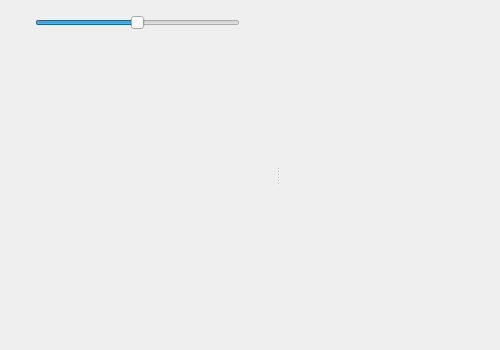
jirik09/Sniffy, file LEO_sniffy/modules/scope/scopewindow.ui: the form before one commit.
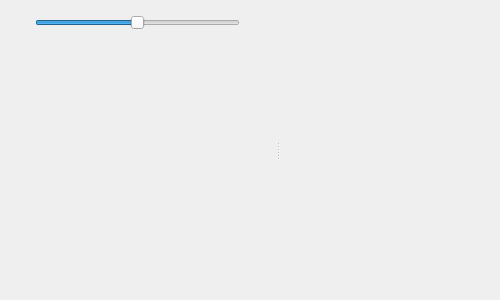
The form after the commit.

Diff of the .ui file:
```diff
--- a/LEO_sniffy/modules/scope/scopewindow.ui
+++ b/LEO_sniffy/modules/scope/scopewindow.ui
@@ -10,13 +10,13 @@
     <x>0</x>
     <y>0</y>
     <width>500</width>
-    <height>350</height>
+    <height>300</height>
    </rect>
   </property>
   <property name="minimumSize">
    <size>
     <width>500</width>
-    <height>350</height>
+    <height>300</height>
    </size>
   </property>
   <property name="contextMenuPolicy">
@@ -53,6 +53,12 @@
       <number>5</number>
      </property>
      <widget class="QWidget" name="widget_left" native="true">
+      <property name="sizePolicy">
+       <sizepolicy hsizetype="Preferred" vsizetype="Preferred">
+        <horstretch>0</horstretch>
+        <verstretch>0</verstretch>
+       </sizepolicy>
+      </property>
       <property name="styleSheet">
        <string notr="true"/>
       </property>
@@ -156,7 +162,7 @@
          <property name="minimumSize">
           <size>
            <width>0</width>
-           <height>100</height>
+           <height>0</height>
           </size>
          </property>
          <property name="styleSheet">
@@ -229,7 +235,7 @@
          <property name="minimumSize">
           <size>
            <width>0</width>
-           <height>25</height>
+           <height>0</height>
           </size>
          </property>
          <property name="maximumSize">
```
